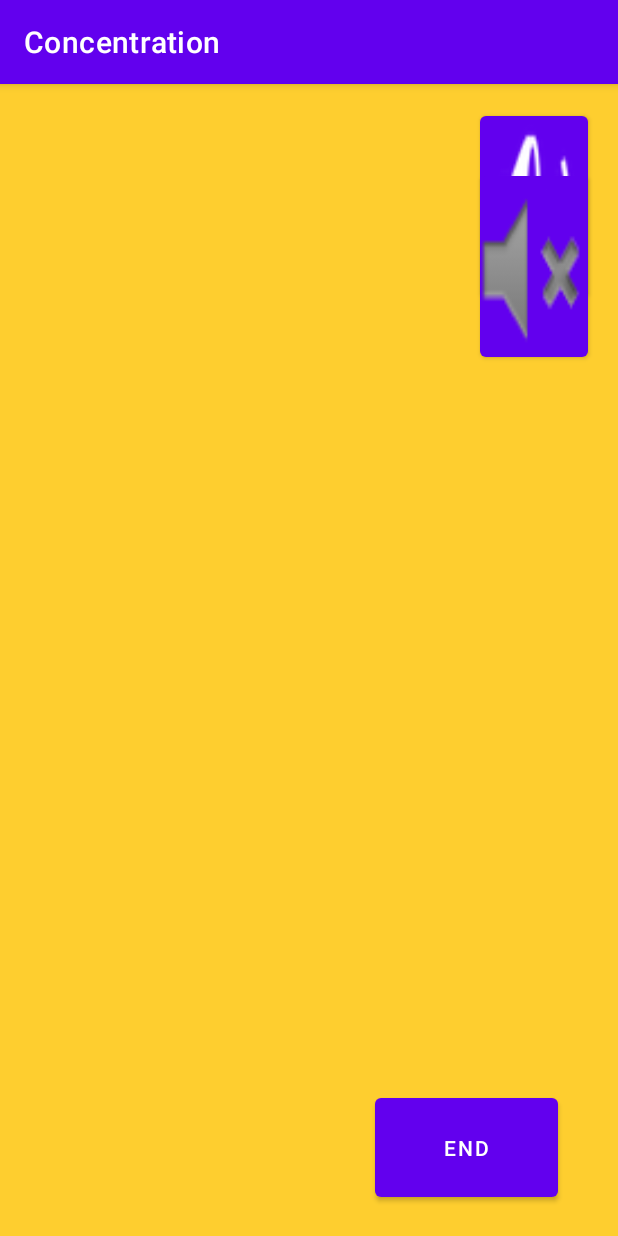
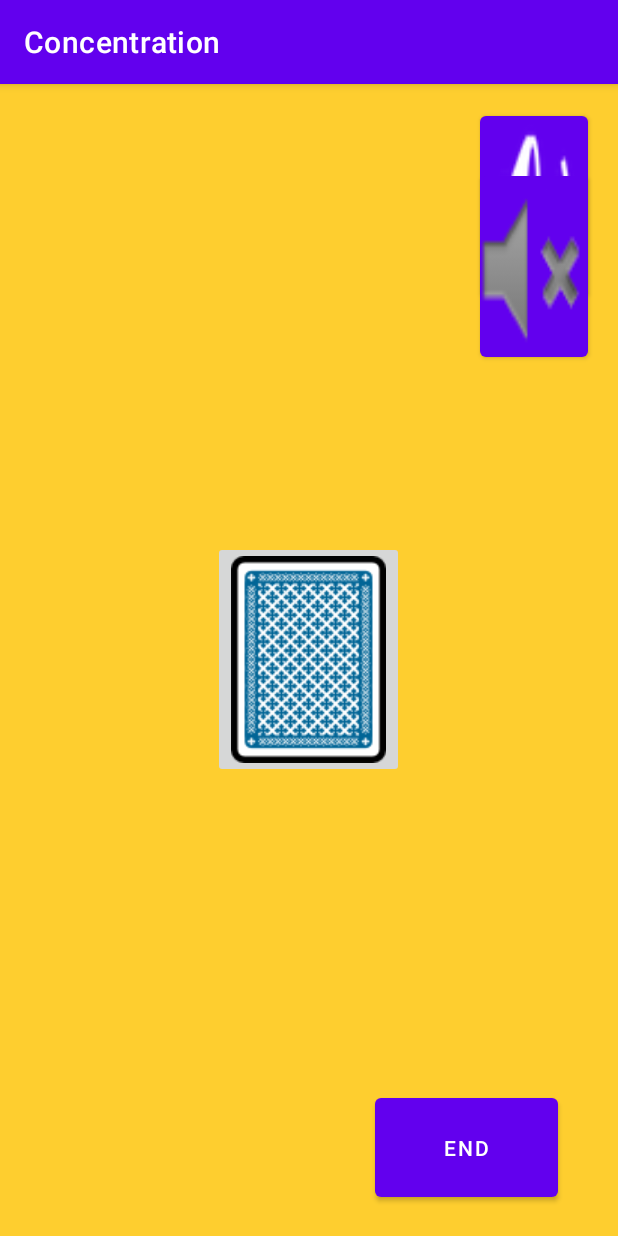
Before and after one commit to Auraiporn/AndroidApp-Concentration, an Android app: the GameScreenActivity screen opened directly, with no data from a screen before it, on a phone screen of 412 x 824 dp. Run offline under Robolectric (Android 15) with nearby library versions, the phone set to English and light mode, and no system bars; Roboto replaces fonts that are not available here.

Commit message:
Include card for testing
Card for testing

```diff
--- a/Concentration/app/src/main/java/com/example/concentration/GameScreenActivity.java
+++ b/Concentration/app/src/main/java/com/example/concentration/GameScreenActivity.java
@@ -6,12 +6,14 @@ import android.media.MediaPlayer;
 import android.os.Bundle;
 import android.view.View;
 import android.widget.Button;
+import android.widget.ImageButton;
 import android.widget.Toast;
 
 public class GameScreenActivity extends AppCompatActivity {
 
     //Variables
     private Button btnEnd, btnSoundOn, btnSoundOff;
+    private ImageButton btnCard;
     private MediaPlayer player;
 
 
@@ -21,9 +23,23 @@ public class GameScreenActivity extends AppCompatActivity {
         setContentView(R.layout.activity_game_screen);
 
         // Initialized buttons
-        Button btnEnd = (Button) findViewById(R.id.btnEnd);
-        Button btnSoundOn = (Button) findViewById(R.id.btnSoundOn);
-        Button btnSoundOff = (Button)findViewById(R.id.btnSoundOff);
+        btnEnd = (Button) findViewById(R.id.btnEnd);
+        btnSoundOn = (Button) findViewById(R.id.btnSoundOn);
+        btnSoundOff = (Button)findViewById(R.id.btnSoundOff);
+        btnCard = findViewById(R.id.btnWord);
+
+        btnCard.setOnClickListener(new View.OnClickListener() {
+            @Override
+            public void onClick(View v) {
+                if(btnCard.getAlpha()==(float)0.1) {
+                    btnCard.setAlpha((float)1);
+                }
+                else{
+                    btnCard.setAlpha((float)0.1);
+                }
+
+            }
+        });
 
         // Action listener to start music
         player = MediaPlayer.create(this,R.raw.sb_indreams);
--- a/Concentration/app/src/main/res/layout/activity_game_screen.xml
+++ b/Concentration/app/src/main/res/layout/activity_game_screen.xml
@@ -55,4 +55,11 @@
         tools:layout_editor_absoluteX="275dp"
         tools:layout_editor_absoluteY="582dp" />
 
+    <ImageButton
+        android:id="@+id/btnWord"
+        android:layout_width="wrap_content"
+        android:layout_height="wrap_content"
+        android:layout_centerInParent="true"
+        app:srcCompat="@drawable/blue" />
+
 </RelativeLayout>
```
